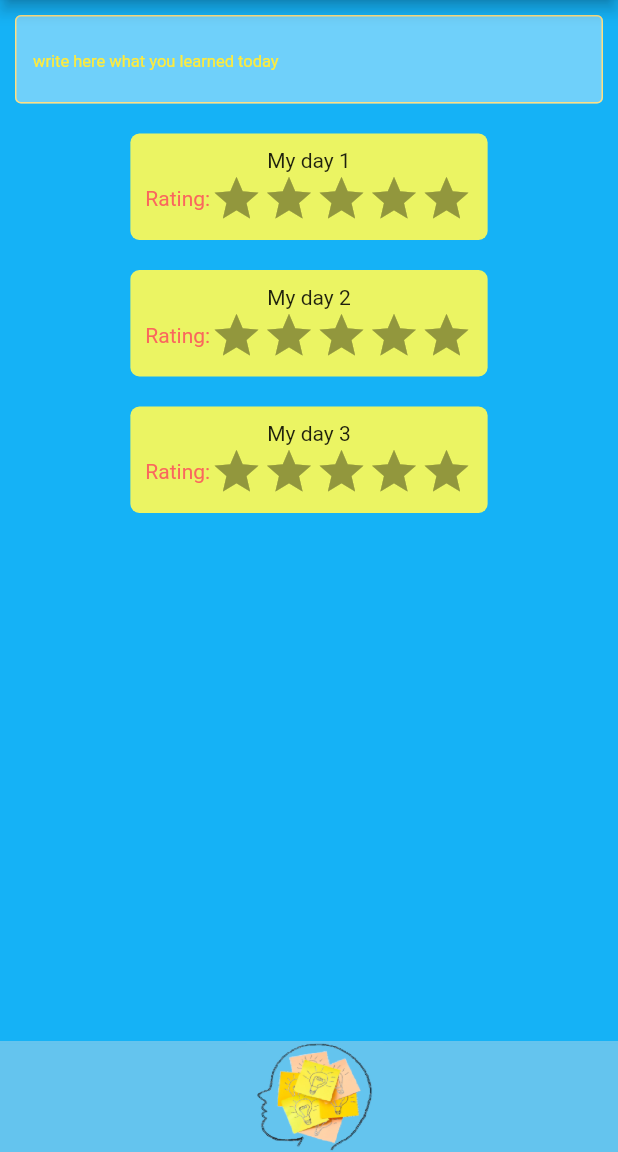
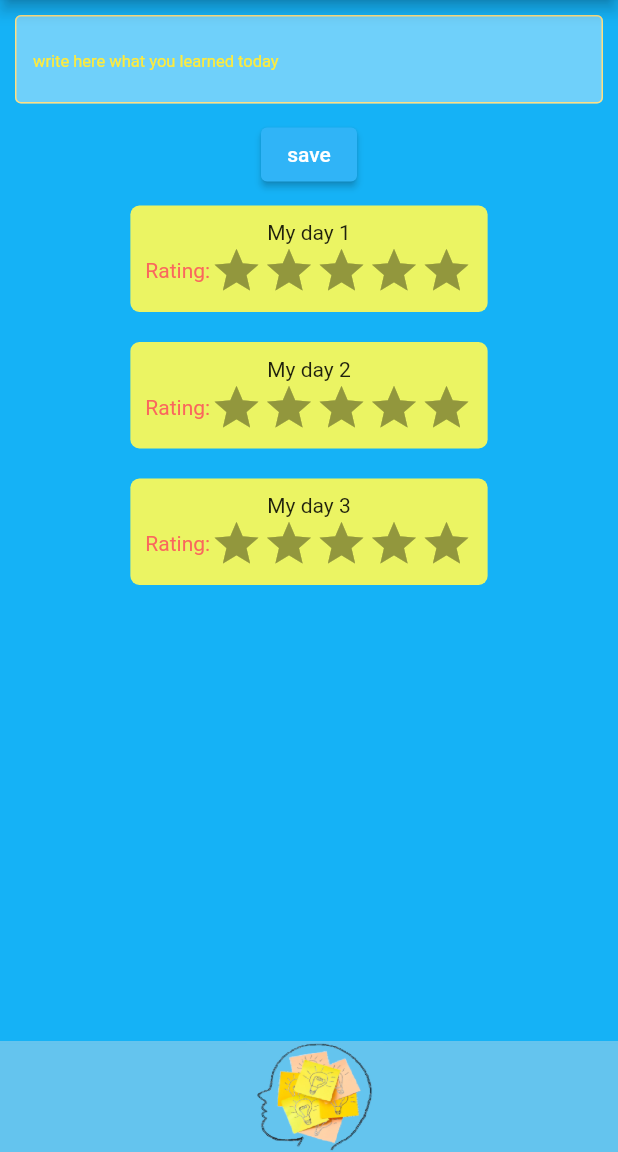
Before and after one commit to pilchsebastian88/my_days, a Flutter app: the MyDaysPage screen opened directly, on a phone screen of 412 x 824 dp, the part 84-1236 px from its top. Run offline on Flutter 3.47's test engine with Material 2 defaults, Android fonts, the phone set to English and light mode, and no system bars; drawn by our look-alikes of flutter_rating_bar; our stand-ins replace google_fonts.

Commit message:
Add ElevatedButton to MyDaysPage

```diff
--- a/lib/home/my_days/my_days_page.dart
+++ b/lib/home/my_days/my_days_page.dart
@@ -54,6 +54,14 @@ class _MyDaysPageState extends State<MyDaysPage> {
                   cursorColor: Colors.black,
                 ),
               ),
+              ElevatedButton(
+                onPressed: () {},
+                style: ElevatedButton.styleFrom(
+                    primary: const Color.fromARGB(255, 48, 180, 247)),
+                child: const Text(
+                  'save',
+                ),
+              ),
               NewDayWidget('My day 1'),
               NewDayWidget('My day 2'),
               NewDayWidget('My day 3'),
```
